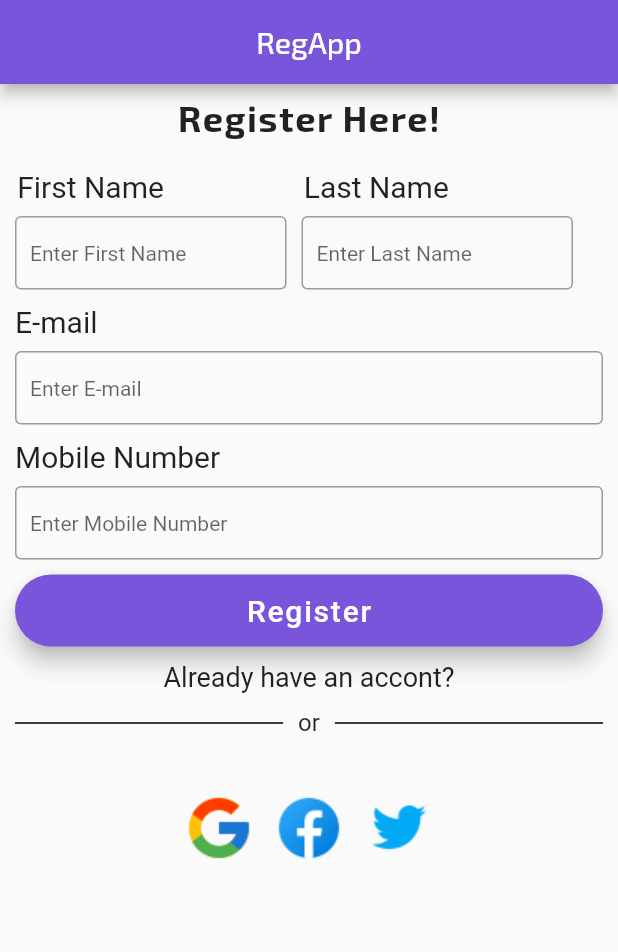
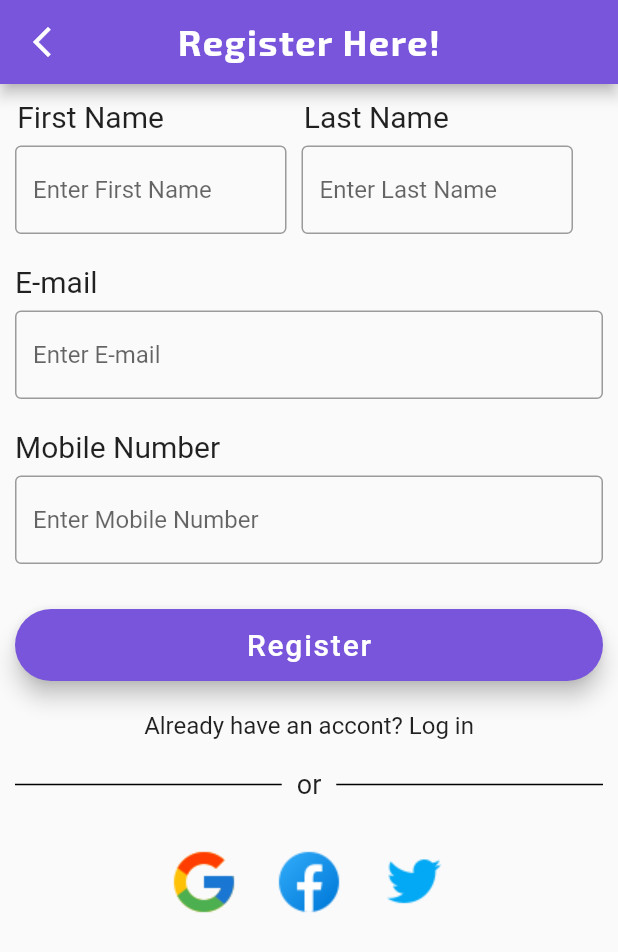
Before and after one commit to vyanky03/RegiApp, a Flutter app: the screen it shows after launch, on a phone screen of 412 x 824 dp. Shown: the top 952 px of the screen. Run offline on Flutter 3.47's test engine with Material 2 defaults, Android fonts, the phone set to English and light mode, and no system bars.

Commit message:
Final Design of Registration page

```diff
--- a/lib/main.dart
+++ b/lib/main.dart
@@ -20,32 +20,21 @@ class _RegFormState extends State<RegForm> {
   Widget build(BuildContext context) {
     return Scaffold(
       appBar: AppBar(
-        title: const Text(
-          "RegApp",
-          style: TextStyle(fontFamily: 'Exo2'),
-        ),
-        centerTitle: true,
+        leading: Icon(Icons.arrow_back_ios_new),
         backgroundColor: Color.fromARGB(255, 120, 85, 218),
-      ),
-      body: Padding(
-        padding: const EdgeInsets.fromLTRB(10, 8, 10, 8),
-        child: Column(
-          crossAxisAlignment: CrossAxisAlignment.start,
-          children: [
-            Center(
-              child: Text(
-                'Register Here!',
+        title: Text('Register Here!',
             style: TextStyle(
                 fontSize: 24,
                 fontWeight: FontWeight.bold,
                 letterSpacing: 1,
-                  fontFamily: 'Exo2',
+                fontFamily: 'Exo2')),
+        centerTitle: true,
       ),
-              ),
-            ),
-            SizedBox(
-              height: 20,
-            ),
+      body: Padding(
+        padding: const EdgeInsets.fromLTRB(10, 10, 10, 8),
+        child: Column(
+          crossAxisAlignment: CrossAxisAlignment.start,
+          children: [
             Row(
               children: [
                 Column(
@@ -68,9 +57,8 @@ class _RegFormState extends State<RegForm> {
                         decoration: InputDecoration(
                           border: OutlineInputBorder(),
                           hintText: 'Enter First Name',
-                            hintStyle: TextStyle(fontSize: 14),
-                            contentPadding: const EdgeInsets.symmetric(
-                                vertical: 15.0, horizontal: 10.0)),
+                          hintStyle: TextStyle(fontSize: 16),
+                        ),
                       ),
                     ),
                   ],
@@ -99,9 +87,8 @@ class _RegFormState extends State<RegForm> {
                         decoration: InputDecoration(
                           border: OutlineInputBorder(),
                           hintText: 'Enter Last Name',
-                            hintStyle: TextStyle(fontSize: 14),
-                            contentPadding: const EdgeInsets.symmetric(
-                                vertical: 15.0, horizontal: 10.0)),
+                          hintStyle: TextStyle(fontSize: 16),
+                        ),
                       ),
                     ),
                   ],
@@ -109,7 +96,7 @@ class _RegFormState extends State<RegForm> {
               ],
             ),
             SizedBox(
-              height: 10,
+              height: 20,
             ),
             Padding(
               padding: const EdgeInsets.only(bottom: 8.0),
@@ -125,12 +112,11 @@ class _RegFormState extends State<RegForm> {
               decoration: InputDecoration(
                 border: OutlineInputBorder(),
                 hintText: 'Enter E-mail',
-                  hintStyle: TextStyle(fontSize: 14),
-                  contentPadding: const EdgeInsets.symmetric(
-                      vertical: 15.0, horizontal: 10.0)),
+                hintStyle: TextStyle(fontSize: 16),
+              ),
             ),
             SizedBox(
-              height: 10,
+              height: 20,
             ),
             Padding(
               padding: const EdgeInsets.only(bottom: 8.0),
@@ -146,12 +132,11 @@ class _RegFormState extends State<RegForm> {
               decoration: InputDecoration(
                 border: OutlineInputBorder(),
                 hintText: 'Enter Mobile Number',
-                  hintStyle: TextStyle(fontSize: 14),
-                  contentPadding: const EdgeInsets.symmetric(
-                      vertical: 15.0, horizontal: 10.0)),
+                hintStyle: TextStyle(fontSize: 16),
+              ),
             ),
             SizedBox(
-              height: 10,
+              height: 30,
             ),
             SizedBox(
               width: double.infinity,
@@ -166,15 +151,18 @@ class _RegFormState extends State<RegForm> {
                   )),
             ),
             SizedBox(
-              height: 10,
+              height: 20,
             ),
             Center(
                 child: Text(
-              'Already have an accont?',
+              'Already have an accont? Log in',
               style: TextStyle(
-                fontSize: 18,
+                fontSize: 16,
               ),
             )),
+            SizedBox(
+              height: 10,
+            ),
             Row(
               children: [
                 Expanded(
@@ -188,7 +176,7 @@ class _RegFormState extends State<RegForm> {
                 )),
                 Text(
                   'or',
-                  style: TextStyle(fontSize: 16),
+                  style: TextStyle(fontSize: 18),
                 ),
                 Expanded(
                     child: Container(
@@ -207,15 +195,21 @@ class _RegFormState extends State<RegForm> {
             Row(mainAxisAlignment: MainAxisAlignment.center, children: [
               Image.asset(
                 'images/google.png',
-                height: 60,
+                height: 50,
+              ),
+              SizedBox(
+                width: 20,
               ),
               Image.asset(
                 'images/fb.png',
-                height: 60,
+                height: 50,
+              ),
+              SizedBox(
+                width: 20,
               ),
               Image.asset(
                 'images/twitter.png',
-                height: 60,
+                height: 50,
               ),
             ]),
           ],
--- a/pubspec.yaml
+++ b/pubspec.yaml
@@ -65,7 +65,6 @@ flutter:
    - images/fb.png
    - images/twitter.png
 
-
   # An image asset can refer to one or more resolution-specific "variants", see
   # https://flutter.dev/assets-and-images/#resolution-aware
 
```
Lines whose indentation alone changed are shown as unchanged.
